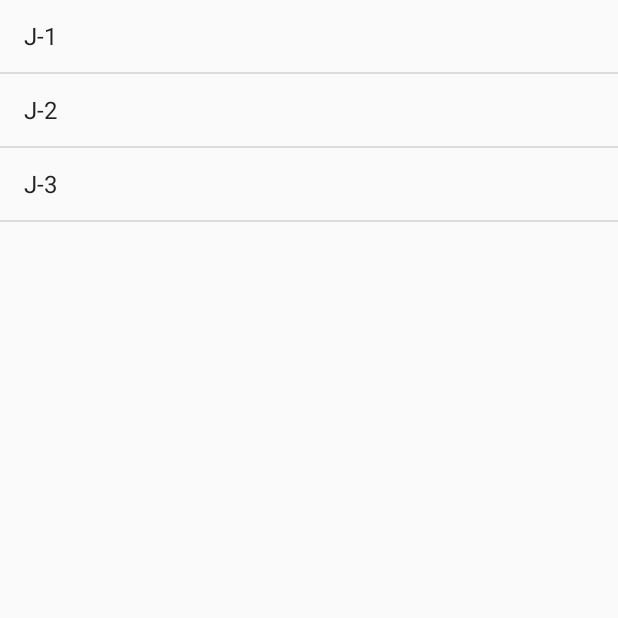
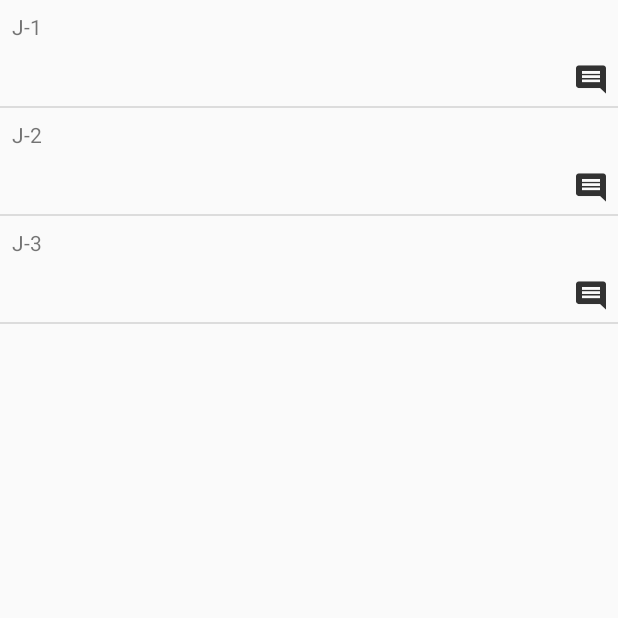
Before and after one commit to Sildian/OC-MoodTracker-Android, an Android app: the HistoryActivity screen opened directly, with no data from a screen before it, on a phone screen of 412 x 824 dp, the top half of it. Run offline under Robolectric (Android 15) with nearby library versions, the phone set to English and light mode, and no system bars.

Commit message:
Added a custom view to the ListView within HistoryActivity

```diff
--- a/app/src/main/java/com/sildian/moodtracker/controller/HistoryActivity.java
+++ b/app/src/main/java/com/sildian/moodtracker/controller/HistoryActivity.java
@@ -1,25 +1,65 @@
 package com.sildian.moodtracker.controller;
 
 import android.app.ListActivity;
+import android.content.Context;
 import android.os.Bundle;
+import android.view.LayoutInflater;
+import android.view.View;
+import android.view.ViewGroup;
 import android.widget.ArrayAdapter;
+import android.widget.ImageView;
+import android.widget.TextView;
 
 import com.sildian.moodtracker.R;
 
 import java.util.ArrayList;
+import java.util.List;
 
 public class HistoryActivity extends ListActivity {
 
     @Override
     protected void onCreate(Bundle savedInstanceState) {
         super.onCreate(savedInstanceState);
-        //setContentView(R.layout.activity_history);
+        setContentView(R.layout.activity_history);
 
         ArrayList<String> textList=new ArrayList<String>();
         textList.add("J-1");
         textList.add("J-2");
         textList.add("J-3");
 
-        setListAdapter(new ArrayAdapter<String>(this, android.R.layout.simple_list_item_1, textList));
+        setListAdapter(new HistoryAdapter(this, R.layout.list_view_history, textList));
     }
+
+    private class HistoryAdapter<T> extends ArrayAdapter<T> {
+
+        public HistoryAdapter(Context context, int resource, List<T> objects) {
+            super(context, resource, objects);
+        }
+
+        @Override
+        public View getView(int position, View convertView, ViewGroup parent) {
+
+            SaveHistoryItem saveHistoryItem;
+            if(convertView==null){
+                LayoutInflater inflater=(LayoutInflater)getSystemService(LAYOUT_INFLATER_SERVICE);
+                convertView=inflater.inflate(R.layout.list_view_history, parent, false);
+                saveHistoryItem=new SaveHistoryItem();
+                saveHistoryItem.text=convertView.findViewById(R.id.list_view_history_text);
+                saveHistoryItem.commentButton=convertView.findViewById(R.id.list_view_history_button_comment);
+                convertView.setTag(saveHistoryItem);
+            }else
+                saveHistoryItem=(SaveHistoryItem)convertView.getTag();
+
+            saveHistoryItem.text.setText(getItem(position).toString());
+            saveHistoryItem.commentButton.setImageResource(R.drawable.ic_comment_black_48px);
+
+            return convertView;
+        }
+
+        private class SaveHistoryItem{
+            TextView text;
+            ImageView commentButton;
+        }
+    }
+
 }
--- a/app/src/main/res/layout/activity_history.xml
+++ b/app/src/main/res/layout/activity_history.xml
@@ -1,6 +1,8 @@
 <?xml version="1.0" encoding="utf-8"?>
+
 <android.widget.ListView xmlns:android="http://schemas.android.com/apk/res/android"
     xmlns:tools="http://schemas.android.com/tools"
+    android:id="@android:id/list"
     android:layout_width="match_parent"
     android:layout_height="match_parent"
     tools:context=".controller.HistoryActivity">
--- /dev/null
+++ b/app/src/main/res/layout/list_view_history.xml
@@ -0,0 +1,25 @@
+<?xml version="1.0" encoding="utf-8"?>
+<android.widget.LinearLayout xmlns:android="http://schemas.android.com/apk/res/android"
+    xmlns:app="http://schemas.android.com/apk/res-auto"
+    android:layout_width="match_parent"
+    android:layout_height="match_parent"
+    android:orientation="vertical">
+
+    <TextView
+        android:id="@+id/list_view_history_text"
+        android:layout_width="wrap_content"
+        android:layout_height="0dp"
+        android:layout_gravity="start"
+        android:layout_margin="8dp"
+        android:layout_weight="1"
+        android:text="TextView" />
+
+    <ImageView
+        android:id="@+id/list_view_history_button_comment"
+        android:layout_width="wrap_content"
+        android:layout_height="0dp"
+        android:layout_gravity="end"
+        android:layout_margin="8dp"
+        android:layout_weight="1"
+        app:srcCompat="@drawable/ic_comment_black_48px" />
+</android.widget.LinearLayout>
```
